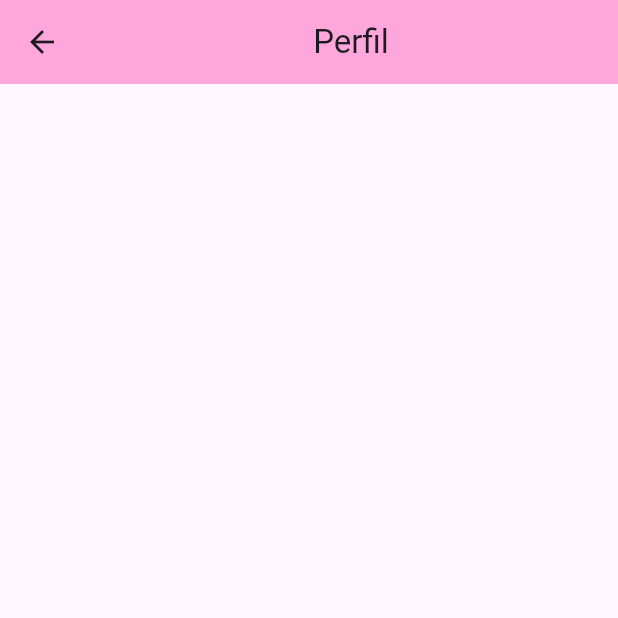
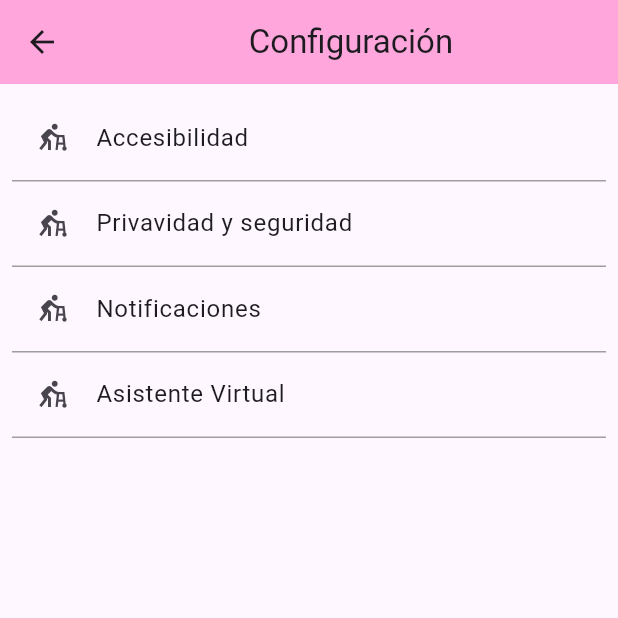
Before and after one commit to Carlos19men/App_movile_conocete, a Flutter app: the SettingsPage screen opened directly, on a phone screen of 412 x 824 dp, the top half of it. Run offline on Flutter 3.47's test engine with Material 3 defaults, Android fonts, the phone set to English and light mode, and no system bars; our stand-ins replace carousel_slider.

Commit message:
agregue la estructura inicial de las pantallas faltantes, toca hacer el bakend y resarle a jesucristo

```diff
--- a/conocete/lib/ui/pages/TuSalud/tuSalud.dart
+++ b/conocete/lib/ui/pages/TuSalud/tuSalud.dart
@@ -97,14 +97,14 @@ class Tusalud extends StatelessWidget {
         //bloque de proximo autoexamen
         TextBlock('Proximo auto-examen: ', 'Mañana', Colors.black),
 
-        Divider(),
-
         //bloque de como te sientes (por definir)
 
         Container(
           margin: EdgeInsets.only(left: 20.0),
           child: Text('¿Como te sientes hoy?'),
         ),
+
+        Divider(),
 
         Container(
             margin: EdgeInsets.only(left: 20.0),
--- a/conocete/lib/ui/pages/configuracion/configuracion.dart
+++ b/conocete/lib/ui/pages/configuracion/configuracion.dart
@@ -7,17 +7,58 @@ class SettingsPage extends StatelessWidget {
   Widget build(BuildContext context) {
     return Scaffold(
         appBar: AppBar(
-        title: Center(child: Text('Perfil')),
+          title: Center(child: Text('Configuración')),
           backgroundColor: Color.fromARGB(255, 255, 167, 221),
         ),
-      body: ListView(
+        body: Container(
+          margin: EdgeInsets.all(8.0),
+          child: Column(
             children: [
-          //Imagen de la novedad
-          Container(),
+              //accesibilidad
+              InkWell(
+                child: ListTile(
+                  leading: Icon(Icons.assist_walker_sharp),
+                  title: Text('Accesibilidad'),
+                  shape:
+                      Border(bottom: BorderSide(color: Colors.grey, width: 1)),
+                ),
+                onTap: () {},
+              ),
 
-          //Titulo de la novedad
+              //accesibilidad
+              InkWell(
+                child: ListTile(
+                  leading: Icon(Icons.assist_walker_sharp),
+                  title: Text('Privavidad y seguridad'),
+                  shape:
+                      Border(bottom: BorderSide(color: Colors.grey, width: 1)),
+                ),
+                onTap: () {},
+              ),
+
+              //accesibilidad
+              InkWell(
+                child: ListTile(
+                  leading: Icon(Icons.assist_walker_sharp),
+                  title: Text('Notificaciones'),
+                  shape:
+                      Border(bottom: BorderSide(color: Colors.grey, width: 1)),
+                ),
+                onTap: () {},
+              ),
+
+              //accesibilidad
+              InkWell(
+                child: ListTile(
+                  leading: Icon(Icons.assist_walker_sharp),
+                  title: Text('Asistente Virtual'),
+                  shape:
+                      Border(bottom: BorderSide(color: Colors.grey, width: 1)),
+                ),
+                onTap: () {},
+              ),
             ],
           ),
-    );
+        ));
   }
 }
```
Also changed, not shown: conocete/lib/ui/pages/especialistas/especialista.dart (added, +29 -0 lines), conocete/lib/ui/pages/especialistas/widgets/cardSpecialis.dart (+7 -0 lines), conocete/lib/ui/pages/notas/newNote.dart (added, +39 -0 lines), conocete/lib/ui/pages/notas/notes.dart (+40 -18 lines). Lines whose indentation alone changed are shown as unchanged.
